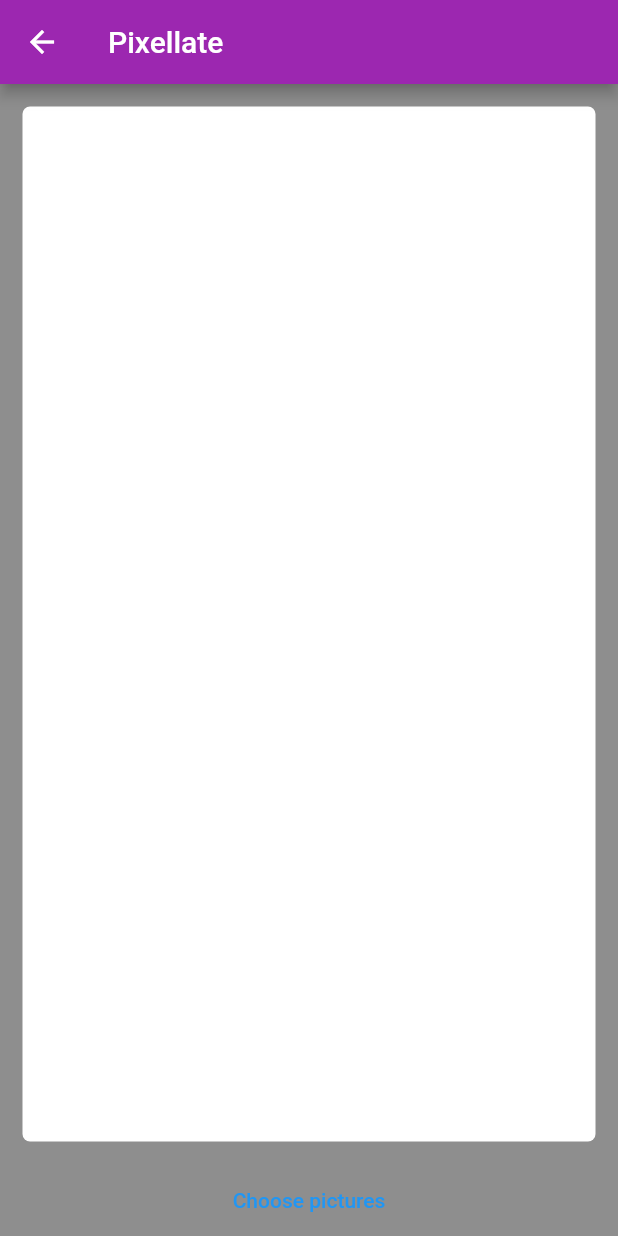
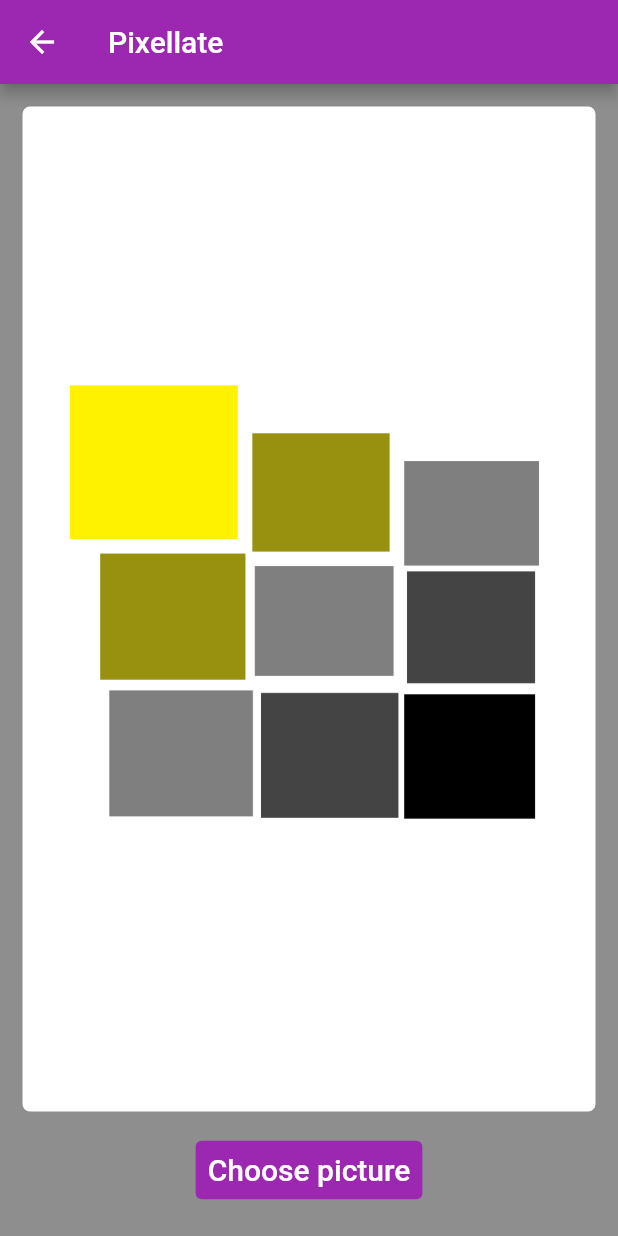
Before and after one commit to LordOlumide/Pixellate, a Flutter app: the EditingScreen screen opened by its route, on a phone screen of 412 x 824 dp. Run offline on Flutter 3.47's test engine with Material 2 defaults, Android fonts, the phone set to English and light mode, and no system bars; our stand-ins replace image_picker, permission_handler.

Commit message:
routing new pictures to editing screen implemented

```diff
--- a/lib/screens/choose_picture_screen.dart
+++ b/lib/screens/choose_picture_screen.dart
@@ -4,8 +4,6 @@ import 'dart:io';
 import 'package:pixellate/functionality/file_getter.dart';
 import 'package:pixellate/components/image_display_card.dart';
 import 'package:pixellate/functionality/permissions.dart';
-import 'package:pixellate/constants.dart';
-import 'package:provider/provider.dart';
 import 'package:pixellate/components/image_state_lists.dart';
 
 class ChooseScreen extends StatefulWidget {
@@ -60,7 +58,7 @@ class _ChooseScreenState extends State<ChooseScreen> {
           IconButton(
             icon: Icon(Icons.forward),
             onPressed: () {
-              Navigator.pop(context);
+              Navigator.pop(context, currentlySelectedImage);
             },
           ),
         ],
--- a/lib/screens/editing_screen.dart
+++ b/lib/screens/editing_screen.dart
@@ -1,11 +1,17 @@
 import 'package:flutter/material.dart';
 import 'package:pixellate/screens/choose_picture_screen.dart';
-import 'package:provider/provider.dart';
 
-class EditingScreen extends StatelessWidget {
+class EditingScreen extends StatefulWidget {
   static const screen_id = 'editing_screen';
 
-  const EditingScreen({Key? key}) : super(key: key);
+  EditingScreen({Key? key}) : super(key: key);
+
+  @override
+  State<EditingScreen> createState() => _EditingScreenState();
+}
+
+class _EditingScreenState extends State<EditingScreen> {
+  Image? onlyImage;
 
   @override
   Widget build(BuildContext context) {
@@ -21,21 +27,38 @@ class EditingScreen extends StatelessWidget {
             child: Container(
               margin: EdgeInsets.all(15.0),
               decoration: BoxDecoration(
+                image: onlyImage != null
+                    ? DecorationImage(image: onlyImage!.image)
+                    : DecorationImage(
+                        image: AssetImage('images/pixxelate.png')),
                 borderRadius: BorderRadius.circular(5),
                 color: Colors.white,
               ),
             ),
           ),
-          TextButton(
-            child: Text(
-              'Choose pictures'
+          Padding(
+            padding: const EdgeInsets.only(bottom: 20.0),
+            child: TextButton(
+              child: Text(
+                'Choose picture',
+                style: TextStyle(
+                  fontSize: 20,
+                  color: Colors.white,
+                ),
+              ),
+              style: ButtonStyle(
+                backgroundColor: MaterialStateProperty.all<Color>(Colors.purple),
+              ),
+              onPressed: () async {
+                dynamic stuff =
+                    await Navigator.pushNamed(context, ChooseScreen.screen_id);
+                if (stuff != null) {
+                  setState(() {
+                    onlyImage = stuff;
+                  });
+                }
+              },
             ),
-            onPressed: () {
-              Navigator.pushNamed(
-                  context,
-                  ChooseScreen.screen_id
-              );
-            },
           ),
         ],
       ),
```
